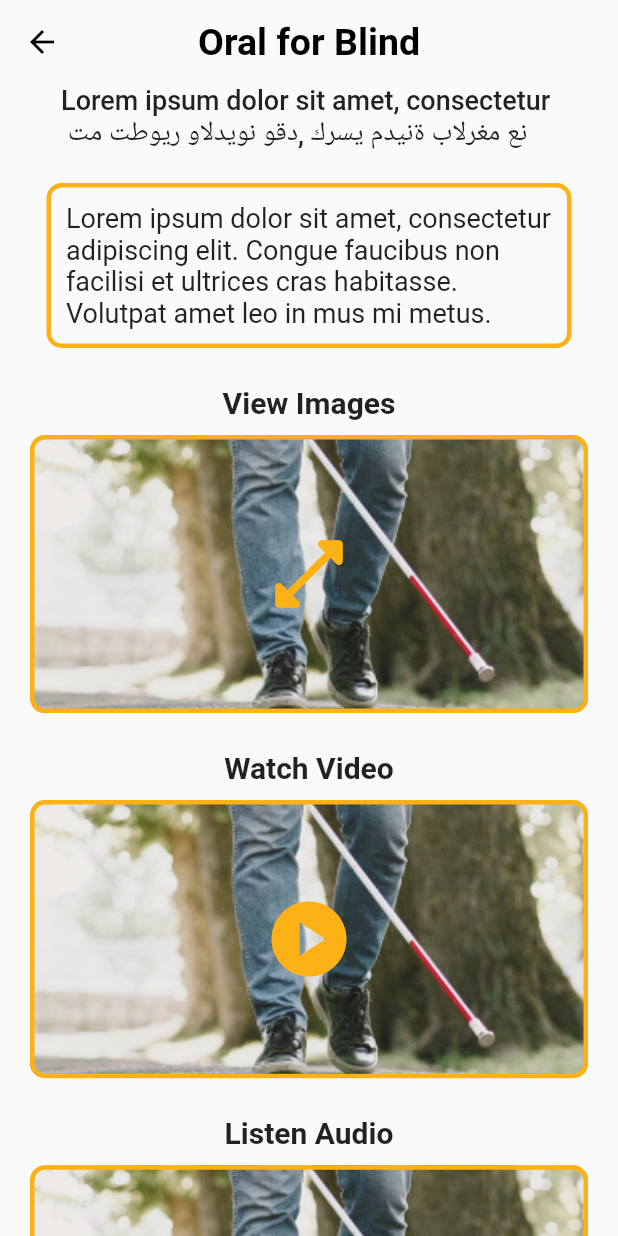
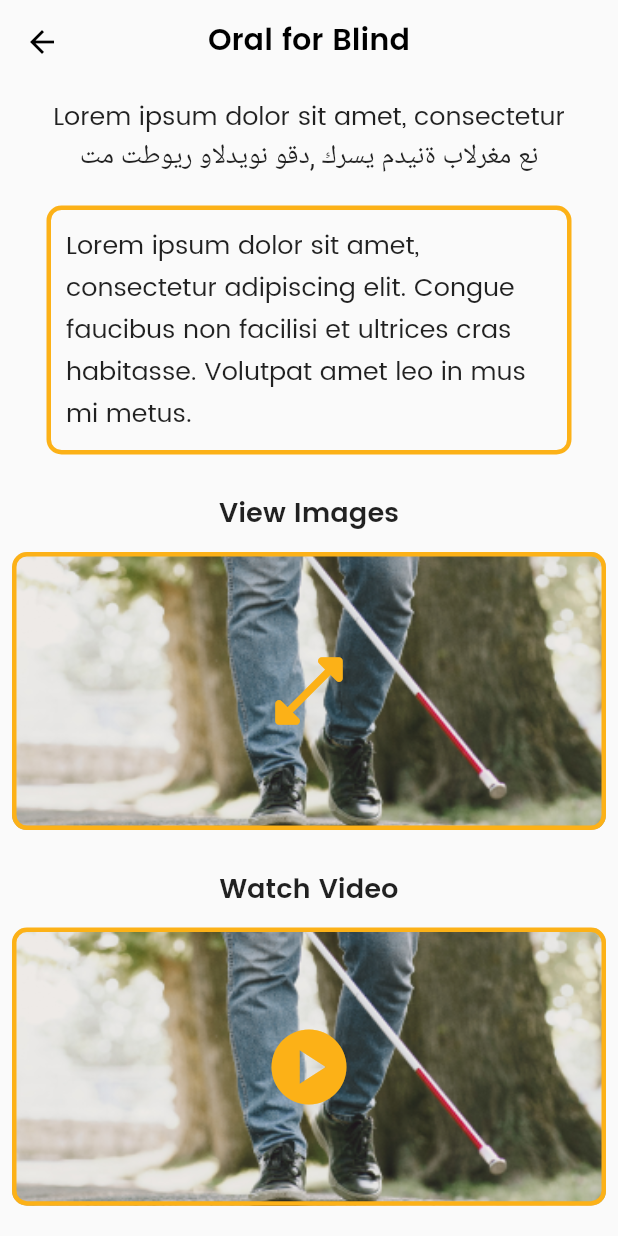
Before and after one commit to Evolution38/Telesmile, a Flutter app: the ActionsonTopic screen opened directly, on a phone screen of 412 x 824 dp. Run offline on Flutter 3.47's test engine with Material 2 defaults, Android fonts, the light colour scheme and no system bars; our stand-ins replace audio_video_progress_bar, cached_network_image, chewie, just_audio, persistent_bottom_nav_bar, photo_view and 2 more; missing offline and left inert: audio_session, just_audio_web, wakelock_web; network calls fail; Roboto replaces fonts that are missing (Almarai).

Commit message:
text editing
Text editing in the topic field and about us, contact us

```diff
--- a/lib/src/view/action_on_topic.dart
+++ b/lib/src/view/action_on_topic.dart
@@ -3,6 +3,7 @@
 import 'package:flutter/material.dart';
 import 'package:flutter/services.dart';
 import 'package:telesmile/src/view/video.dart';
+import 'package:telesmile/src/view/widgets/texts.dart';
 
 import 'audio/audio.dart';
 import 'image.dart';
@@ -15,14 +16,15 @@ class ActionsonTopic extends StatelessWidget {
     Future<void> screenDisplay;
     return Scaffold(
       appBar: AppBar(
-        title: const Text(
-          'Oral for Blind',
-          style: TextStyle(
-            fontSize: 25,
-            color: Colors.black,
-            fontWeight: FontWeight.bold,
-          ),
-        ),
+        // title: const Text(
+        //   'Oral for Blind',
+        //   style: TextStyle(
+        //     fontSize: 25,
+        //     color: Colors.black,
+        //     fontWeight: FontWeight.bold,
+        //   ),
+        // ),
+        title: AppText(heading: 'Oral for Blind'),
         backgroundColor: Colors.transparent,
         elevation: 0.0,
         iconTheme: const IconThemeData(color: Colors.black),
@@ -30,13 +32,11 @@ class ActionsonTopic extends StatelessWidget {
       ),
       body: SingleChildScrollView(
         child: Padding(
-          padding: const EdgeInsets.symmetric(horizontal: 20.0),
+          padding: const EdgeInsets.all(8.0),
           child: Column(
             children: [
-              const Text(
-                'Lorem ipsum dolor sit amet, consectetur \n نع مغرلاب ةنيدم يسرك ,دقو نويدلاو ريوطت مت',
-                style: TextStyle(fontSize: 18,fontWeight: FontWeight.w500),
-              ),
+              English(text:'Lorem ipsum dolor sit amet, consectetur'),
+              Arabic(arabic:'نع مغرلاب ةنيدم يسرك ,دقو نويدلاو ريوطت مت' ,),
               const SizedBox(height: 20),
               Container(
                 padding: const EdgeInsets.all(10.0),
@@ -44,22 +44,12 @@ class ActionsonTopic extends StatelessWidget {
                   borderRadius: BorderRadius.circular(10),
                   border: Border.all(width: 3, color: const Color(0xFFFCB117)),
                 ),
-                child: const Text(
-                  'Lorem ipsum dolor sit amet, consectetur adipiscing elit. Congue faucibus non facilisi et ultrices cras habitasse. Volutpat amet leo in mus mi metus.',
-                  style: TextStyle(
-                    fontSize: 18,
-                  ),
-                ),
+                child:
+                English(text: 'Lorem ipsum dolor sit amet, consectetur adipiscing elit. Congue faucibus non facilisi et ultrices cras habitasse. Volutpat amet leo in mus mi metus.',),
                 width: 350,
               ),
               const SizedBox(height: 25),
-              const Text(
-                'View Images',
-                style: TextStyle(
-                  fontSize: 20,
-                  fontWeight: FontWeight.bold,
-                ),
-              ),
+              PrimaryText(topic: 'View Images',),
               const SizedBox(height: 10),
               GestureDetector(
                 onTap: () {
@@ -93,13 +83,14 @@ class ActionsonTopic extends StatelessWidget {
                 ),
               ),
               const SizedBox(height: 25),
-              const Text(
-                'Watch Video',
-                style: TextStyle(
-                  fontSize: 20,
-                  fontWeight: FontWeight.bold,
-                ),
-              ),
+              PrimaryText(topic: 'Watch Video',),
+              // const Text(
+              //   'Watch Video',
+              //   style: TextStyle(
+              //     fontSize: 20,
+              //     fontWeight: FontWeight.bold,
+              //   ),
+              // ),
               const SizedBox(height: 10),
               GestureDetector(
                 onTap: () {
@@ -135,13 +126,14 @@ class ActionsonTopic extends StatelessWidget {
                 ),
               ),
               const SizedBox(height: 25),
-              const Text(
-                'Listen Audio',
-                style: TextStyle(
-                  fontSize: 20,
-                  fontWeight: FontWeight.bold,
-                ),
-              ),
+              PrimaryText(topic: 'Listen Audio'),
+              // const Text(
+              //   'Listen Audio',
+              //   style: TextStyle(
+              //     fontSize: 20,
+              //     fontWeight: FontWeight.bold,
+              //   ),
+              // ),
               const SizedBox(height: 10),
               GestureDetector(
                 onTap: () {
--- a/lib/src/view/video.dart
+++ b/lib/src/view/video.dart
@@ -58,7 +58,6 @@ class _VideoPageState extends State<VideoPage> {
     //   _videoPlayerController!.setLooping(true);
     // });
   }
-
   @override
   void dispose() {
     _videoPlayerController!.dispose();
--- a/lib/src/view/widgets/texts.dart
+++ b/lib/src/view/widgets/texts.dart
@@ -1,7 +1,5 @@
 // ignore_for_file: must_be_immutable
-
 import 'dart:ui';
-
 import 'package:flutter/material.dart';
 
 class LocalText extends StatelessWidget {
@@ -11,55 +9,69 @@ class LocalText extends StatelessWidget {
   LocalText({Key? key, this.topic}) : super(key: key);
   @override
   Widget build(BuildContext context) {
-    return Text(
-      topic!,
-      style: TextStyle(
-          fontFamily: fontFamily, fontSize: 25, fontWeight:FontWeight.w500),
-    );
+    return Text(topic!,
+        style: TextStyle(
+          fontFamily: fontFamily,
+          fontSize: 16,
+          fontWeight: FontWeight.w400,
+        ));
   }
 }
 
-class AppBar extends StatelessWidget {
-  const AppBar({Key? key}) : super(key: key);
-
+class PrimaryText extends StatelessWidget {
+  final fontFamily = 'Poppins';
+  String? topic;
+  bool? font;
+  PrimaryText({Key? key, this.topic}) : super(key: key);
   @override
   Widget build(BuildContext context) {
-    // final fontFamily = 'Poppins';
-    // String? topic;
-    return Scaffold(
-      body: Column(
-          // children: [Text(topic!, style: TextStyle(fontFamily: fontFamily, fontSize: 50, fontWeight: FontWeight.w500))],
-          ),
-    );
+    return Text(topic!,
+        style: TextStyle(
+          fontFamily: fontFamily,
+          fontSize: 18,
+          fontWeight: FontWeight.bold,
+        ));
+  }
+}
+
+class AppText extends StatelessWidget {
+  final fontFamily = 'Poppins';
+  String? heading;
+  AppText({Key? key, this.heading}) : super(key: key);
+  @override
+  Widget build(BuildContext context) {
+    return Text(heading!,
+        style: TextStyle(
+            fontFamily: fontFamily,
+            fontSize: 20,
+            fontWeight: FontWeight.w600,
+            color: Colors.black));
   }
 }
 
 class English extends StatelessWidget {
-  const English({Key? key}) : super(key: key);
-
+  final fontFamily = 'Poppins';
+  String? text;
+  English({Key? key, this.text}) : super(key: key);
   @override
   Widget build(BuildContext context) {
-    // final fontFamily = 'Poppins';
-    // String? topic;
-    return Scaffold(
-      body: Column(
-          // children: [Text(topic!, style: TextStyle(fontFamily: fontFamily, fontSize: 50, fontWeight: FontWeight.w500))],
-          ),
-    );
+    return Text(text!,
+        style: TextStyle(
+          fontFamily: fontFamily,
+          fontSize: 17,
+          fontWeight: FontWeight.w400,
+        ));
   }
 }
 
 class Arabic extends StatelessWidget {
-  const Arabic({Key? key}) : super(key: key);
+  final fontFamily = 'Almarai';
+  String? arabic;
+ Arabic({Key? key, this.arabic}) : super(key: key);
 
   @override
   Widget build(BuildContext context) {
-    // final fontFamily = 'Poppins';
-    // String? topic;
-    return Scaffold(
-      body: Column(
-          // children: [Text(topic!, style: TextStyle(fontFamily: fontFamily, fontSize: 50, fontWeight: FontWeight.w500))],
-          ),
-    );
+
+    return Text(arabic!, style: TextStyle(fontFamily:fontFamily, fontSize: 18, fontWeight: FontWeight.w400),);
   }
 }
```
Also changed, not shown: lib/home.dart (+8 -16 lines), lib/src/view/about.dart (+8 -18 lines), lib/src/view/contactus.dart (+16 -14 lines), lib/src/view/topics.dart (+44 -25 lines), assets/fonts/Almarai-Bold.ttf (added), assets/fonts/Almarai-Regular.ttf (added).
